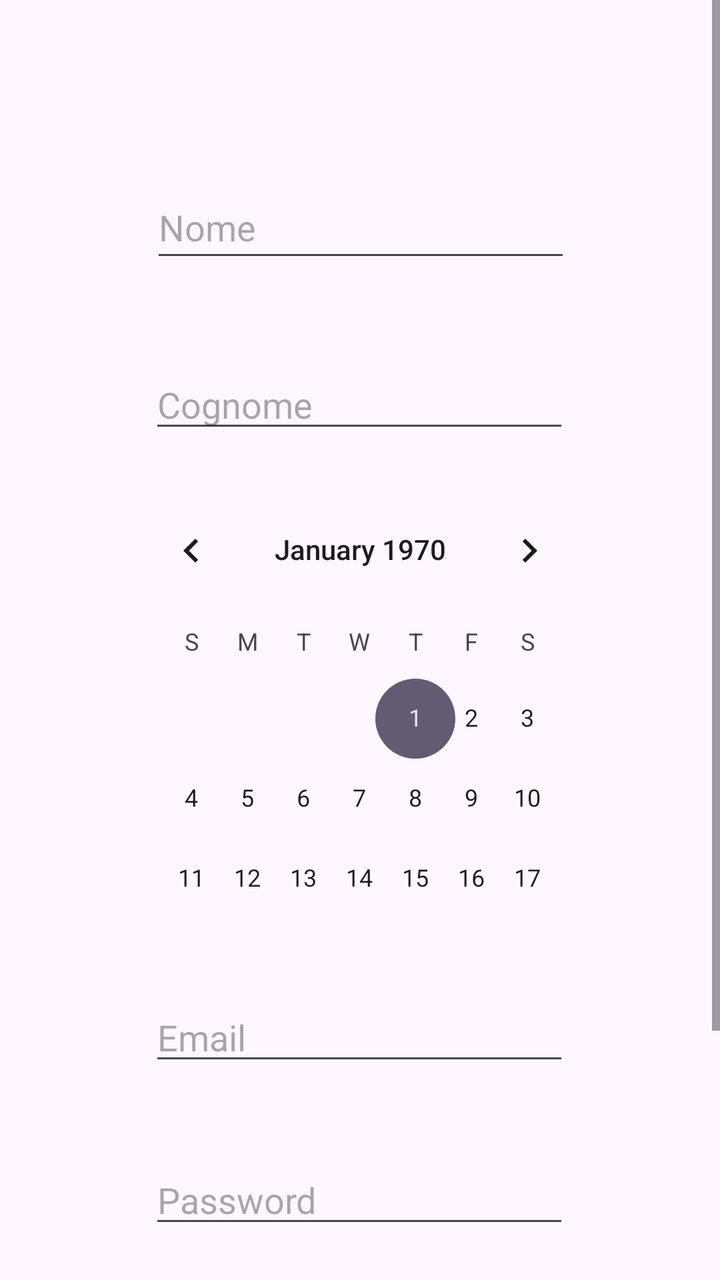
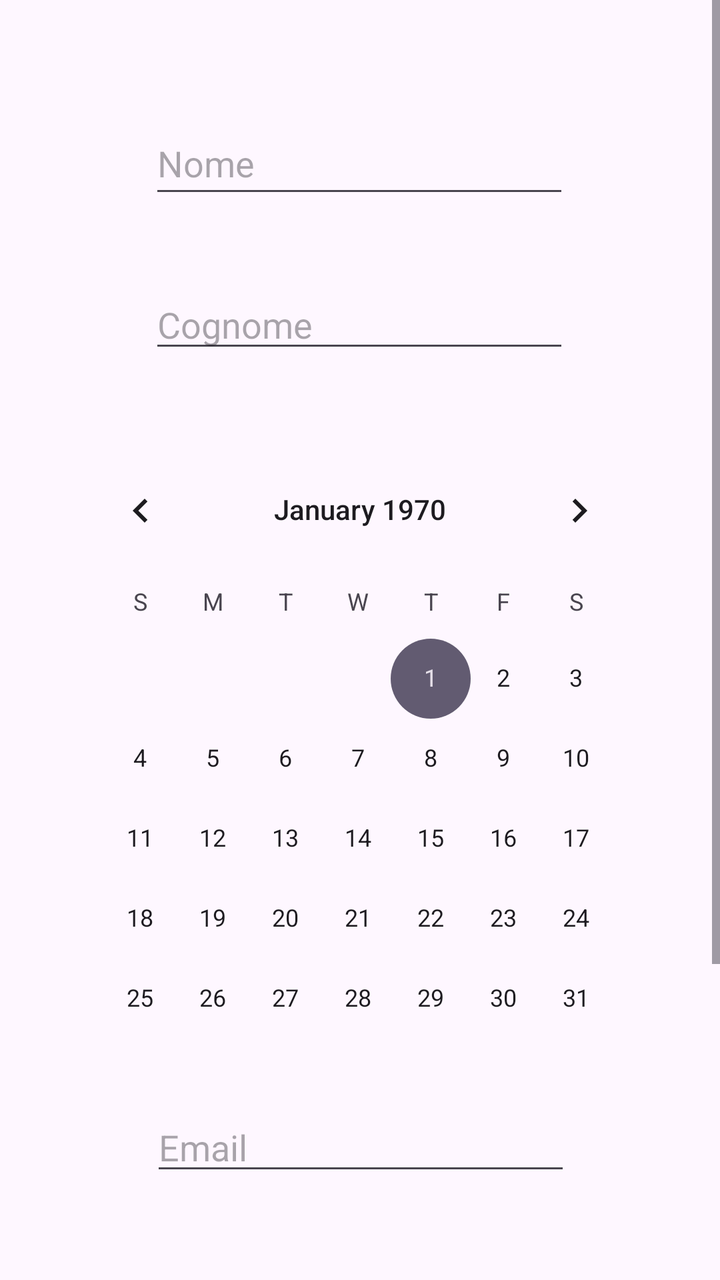

Screens rendered from an Android XML layout before and after an edit, with the pre-edit source and the edit as a unified diff.
<!-- AndroidManifest.xml: application theme Theme.AppAntincendio -->
<!-- res/layout/activity_second.xml -->
<?xml version="1.0" encoding="utf-8"?>
<ScrollView xmlns:android="http://schemas.android.com/apk/res/android"
    xmlns:app="http://schemas.android.com/apk/res-auto"
    xmlns:tools="http://schemas.android.com/tools"
    tools:layout_editor_absoluteX="1dp"
    tools:layout_editor_absoluteY="1dp"
    android:layout_width="409dp"
    android:layout_height="wrap_content">

    <androidx.constraintlayout.widget.ConstraintLayout
        android:id="@+id/main"
        android:layout_width="match_parent"
        android:layout_height="match_parent"
        tools:context=".SecondActivity">


        <EditText
            android:id="@+id/editTextText"
            android:layout_width="wrap_content"
            android:layout_height="48dp"
            android:layout_marginTop="88dp"
            android:ems="10"
            android:hint="Nome"
            android:inputType="text"
            app:layout_constraintEnd_toEndOf="parent"
            app:layout_constraintHorizontal_bias="0.502"
            app:layout_constraintStart_toStartOf="parent"
            app:layout_constraintTop_toTopOf="parent" />

        <EditText
            android:id="@+id/editTextTextEmailAddress"
            android:layout_width="wrap_content"
            android:layout_height="wrap_content"
            android:layout_marginTop="24dp"
            android:ems="10"
            android:hint="Email"
            android:inputType="textEmailAddress"
            app:layout_constraintEnd_toEndOf="parent"
            app:layout_constraintHorizontal_bias="0.497"
            app:layout_constraintStart_toStartOf="parent"
            app:layout_constraintTop_toBottomOf="@+id/calendarView" />

        <Button
            android:id="@+id/indietro"
            android:layout_width="wrap_content"
            android:layout_height="wrap_content"
            android:layout_marginTop="28dp"
            android:text="Indietro"
            app:layout_constraintEnd_toEndOf="parent"
            app:layout_constraintHorizontal_bias="0.503"
            app:layout_constraintStart_toStartOf="parent"
            app:layout_constraintTop_toBottomOf="@+id/button" />

        <Button
            android:id="@+id/button"
            android:layout_width="wrap_content"
            android:layout_height="wrap_content"
            android:layout_marginTop="52dp"
            android:text="Registrati"
            app:layout_constraintEnd_toEndOf="parent"
            app:layout_constraintStart_toStartOf="parent"
            app:layout_constraintTop_toBottomOf="@+id/editTextTextPassword" />

        <EditText
            android:id="@+id/editTextTextPassword"
            android:layout_width="wrap_content"
            android:layout_height="wrap_content"
            android:layout_marginTop="40dp"
            android:ems="10"
            android:hint="Password"
            android:inputType="textPassword"
            app:layout_constraintEnd_toEndOf="parent"
            app:layout_constraintHorizontal_bias="0.497"
            app:layout_constraintStart_toStartOf="parent"
            app:layout_constraintTop_toBottomOf="@+id/editTextTextEmailAddress" />

        <EditText
            android:id="@+id/editTextText2"
            android:layout_width="wrap_content"
            android:layout_height="wrap_content"
            android:layout_marginTop="44dp"
            android:ems="10"
            android:hint="Cognome"
            android:inputType="text"
            app:layout_constraintEnd_toEndOf="parent"
            app:layout_constraintHorizontal_bias="0.497"
            app:layout_constraintStart_toStartOf="parent"
            app:layout_constraintTop_toBottomOf="@+id/editTextText" />

        <CalendarView
            android:id="@+id/calendarView"
            android:layout_width="237dp"
            android:layout_height="231dp"
            android:layout_marginTop="20dp"
            app:layout_constraintEnd_toEndOf="parent"
            app:layout_constraintHorizontal_bias="0.502"
            app:layout_constraintStart_toStartOf="parent"
            app:layout_constraintTop_toBottomOf="@+id/editTextText2" />
    </androidx.constraintlayout.widget.ConstraintLayout>

</ScrollView>
<!-- resources referenced by this layout -->
<resources>
  <style name="Theme.AppAntincendio" parent="Theme.MaterialComponents.DayNight.DarkActionBar">
          
          <item name="colorPrimary">@color/purple_500</item>
          <item name="colorPrimaryVariant">@color/purple_700</item>
          <item name="colorOnPrimary">@color/white</item>
          
          <item name="colorSecondary">@color/teal_200</item>
          <item name="colorSecondaryVariant">@color/teal_700</item>
          <item name="colorOnSecondary">@color/black</item>
          
          <item name="android:statusBarColor">?attr/colorPrimaryVariant</item>
          
      </style>
  <color name="purple_500">#FF6200EE</color>
  <color name="purple_700">#FF3700B3</color>
  <color name="white">#FFFFFFFF</color>
  <color name="teal_200">#FF03DAC5</color>
  <color name="teal_700">#FF018786</color>
  <color name="black">#FF000000</color>
</resources>

<!-- the commit's change to res/layout/activity_second.xml (unified diff, before → after) -->
@@ -4,8 +4,8 @@
     xmlns:tools="http://schemas.android.com/tools"
     tools:layout_editor_absoluteX="1dp"
     tools:layout_editor_absoluteY="1dp"
-    android:layout_width="409dp"
-    android:layout_height="wrap_content">
+    android:layout_width="match_parent"
+    android:layout_height="match_parent">
 
     <androidx.constraintlayout.widget.ConstraintLayout
         android:id="@+id/main"
@@ -18,12 +18,12 @@
             android:id="@+id/editTextText"
             android:layout_width="wrap_content"
             android:layout_height="48dp"
-            android:layout_marginTop="88dp"
+            android:layout_marginTop="56dp"
             android:ems="10"
             android:hint="Nome"
             android:inputType="text"
             app:layout_constraintEnd_toEndOf="parent"
-            app:layout_constraintHorizontal_bias="0.502"
+            app:layout_constraintHorizontal_bias="0.497"
             app:layout_constraintStart_toStartOf="parent"
             app:layout_constraintTop_toTopOf="parent" />
 
@@ -36,7 +36,7 @@
             android:hint="Email"
             android:inputType="textEmailAddress"
             app:layout_constraintEnd_toEndOf="parent"
-            app:layout_constraintHorizontal_bias="0.497"
+            app:layout_constraintHorizontal_bias="0.502"
             app:layout_constraintStart_toStartOf="parent"
             app:layout_constraintTop_toBottomOf="@+id/calendarView" />
 
@@ -78,7 +78,7 @@
             android:id="@+id/editTextText2"
             android:layout_width="wrap_content"
             android:layout_height="wrap_content"
-            android:layout_marginTop="44dp"
+            android:layout_marginTop="36dp"
             android:ems="10"
             android:hint="Cognome"
             android:inputType="text"
@@ -89,11 +89,10 @@
 
         <CalendarView
             android:id="@+id/calendarView"
-            android:layout_width="237dp"
-            android:layout_height="231dp"
-            android:layout_marginTop="20dp"
+            android:layout_width="296dp"
+            android:layout_height="306dp"
+            android:layout_marginTop="40dp"
             app:layout_constraintEnd_toEndOf="parent"
-            app:layout_constraintHorizontal_bias="0.502"
             app:layout_constraintStart_toStartOf="parent"
             app:layout_constraintTop_toBottomOf="@+id/editTextText2" />
     </androidx.constraintlayout.widget.ConstraintLayout>
